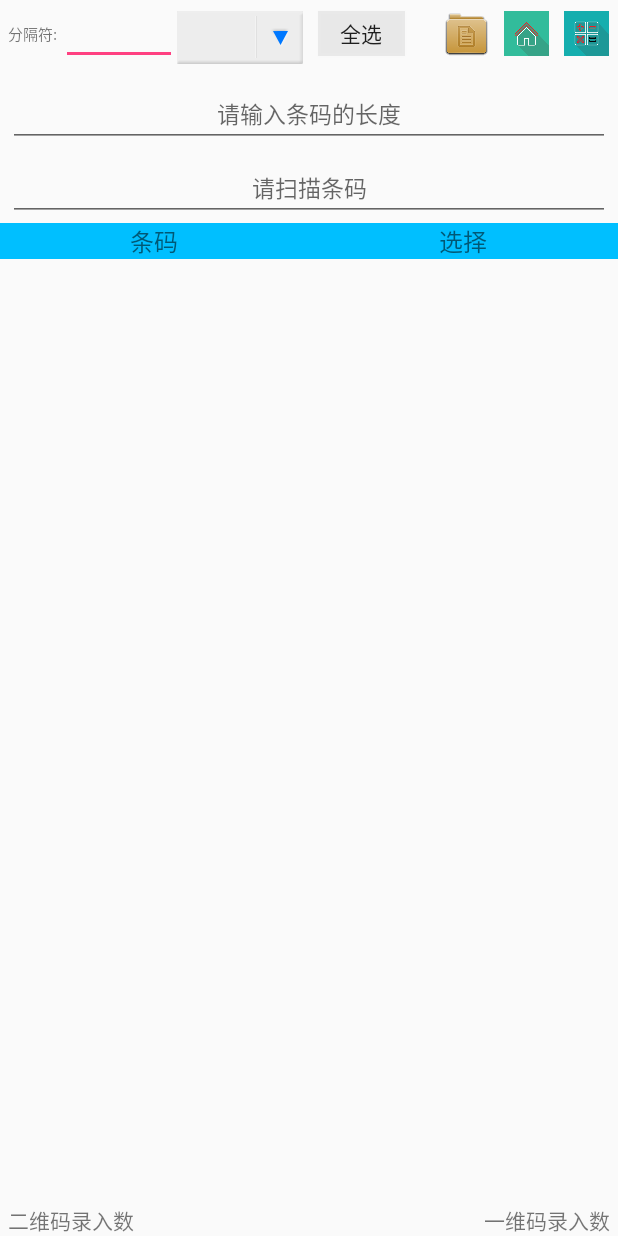
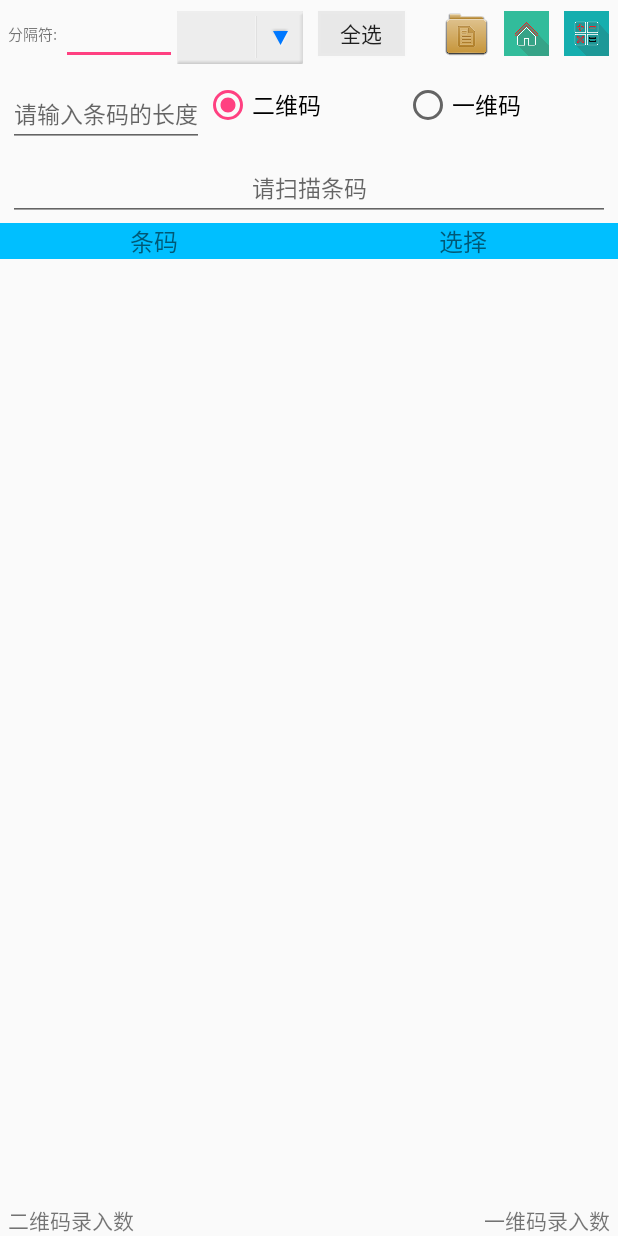
Before and after one commit to KingLig/Lin, an Android app: the screen it shows after launch (MainNewActivity), on a phone screen of 412 x 824 dp. Run offline under Robolectric (Android 15) with nearby library versions, the phone set to English and light mode, and no system bars.

Commit message:
修改了一个ON

```diff
--- a/app/src/main/AndroidManifest.xml
+++ b/app/src/main/AndroidManifest.xml
@@ -2,7 +2,7 @@
 <manifest xmlns:android="http://schemas.android.com/apk/res/android"
     package="com.lzy.linzhiyuan.lzyscans"
     android:versionCode="1"
-    android:versionName="1.0.3">
+    android:versionName="1.0.4">
     <uses-permission android:name="android.permission.GET_ACCOUNTS" />
     <uses-permission android:name="android.permission.READ_PROFILE" />
     <uses-permission android:name="android.permission.READ_CONTACTS" />
--- a/app/src/main/res/layout/activity_newmain.xml
+++ b/app/src/main/res/layout/activity_newmain.xml
@@ -211,12 +211,39 @@
                 android:gravity="center_horizontal"
 
                 android:hint="请输入条码的长度"
-                android:layout_weight="0.04"
+                android:layout_weight="1"
                 android:singleLine="true"
 
                 android:textSize="15dp"
 
                 />
+            <RadioGroup
+                android:id="@+id/radiogroup1"
+                android:layout_width="fill_parent"
+                android:layout_height="wrap_content"
+                android:orientation="horizontal"
+                >
+
+            <RadioButton
+                android:id="@+id/san_two"
+                android:layout_width="0dp"
+                android:layout_height="wrap_content"
+                android:layout_weight="0.5"
+                android:singleLine="true"
+                android:textSize="15dp"
+                android:text="二维码"
+                />
+
+            <RadioButton
+                android:id="@+id/san_one"
+                android:layout_width="0dp"
+                android:layout_height="wrap_content"
+                android:layout_weight="1"
+                android:singleLine="true"
+                android:textSize="15dp"
+                android:text="一维码"
+                />
+            </RadioGroup>
 
         </LinearLayout>
     </LinearLayout>
```
Also changed, not shown: app/src/main/java/com/lzy/linzhiyuan/lzyscans/MainNewActivity.java (+112 -30 lines).
